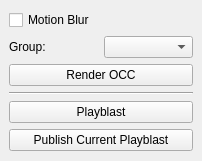
First picture: the form in animation/playblast/playblast.ui, repository skarone/PipeL, before the edit.
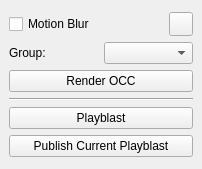
Second picture: the form after the edit.

Commit message: modification to settings and playblast to render in correct place based on settings

Patch:
```diff
--- a/animation/playblast/playblast.ui
+++ b/animation/playblast/playblast.ui
@@ -7,7 +7,7 @@
     <x>0</x>
     <y>0</y>
     <width>202</width>
-    <height>161</height>
+    <height>169</height>
    </rect>
   </property>
   <property name="windowTitle">
@@ -18,11 +18,31 @@
     <item>
      <layout class="QVBoxLayout" name="verticalLayout">
       <item>
+       <layout class="QHBoxLayout" name="horizontalLayout_2">
+        <item>
        <widget class="QCheckBox" name="motionBlur_chb">
         <property name="text">
          <string>Motion Blur</string>
         </property>
        </widget>
+        </item>
+        <item>
+         <widget class="QPushButton" name="settings_btn">
+          <property name="maximumSize">
+           <size>
+            <width>24</width>
+            <height>24</height>
+           </size>
+          </property>
+          <property name="toolTip">
+           <string>&lt;html&gt;&lt;head/&gt;&lt;body&gt;&lt;p&gt;set render path&lt;/p&gt;&lt;/body&gt;&lt;/html&gt;</string>
+          </property>
+          <property name="text">
+           <string/>
+          </property>
+         </widget>
+        </item>
+       </layout>
       </item>
       <item>
        <layout class="QHBoxLayout" name="horizontalLayout">
```
Lines whose indentation alone changed are shown as unchanged. The commit also changes 6 other files.
